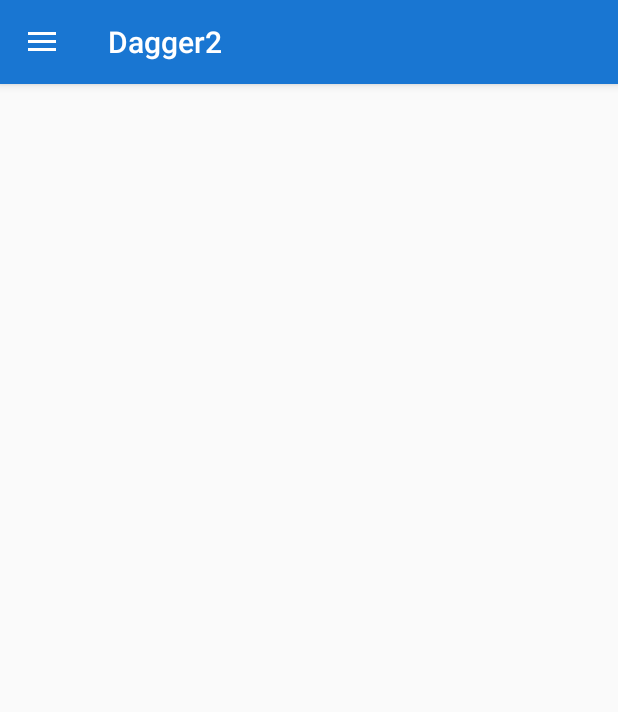
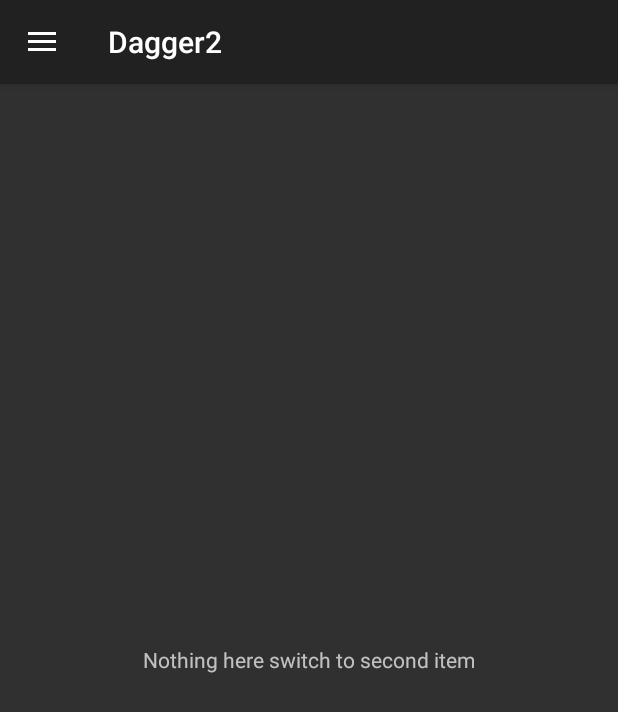
Before and after one commit to nsnikhil/Dagger2, an Android app: the screen it shows after launch (MainActivity), on a phone screen of 412 x 824 dp. Shown: the top 712 px of the screen. Run offline under Robolectric (Android 15) with nearby library versions, the phone set to English and light mode, and no system bars; our stand-ins replace ButterKnife, Dagger/Hilt's generated code.

Commit message:
add new module component and fragment to get shared preferences using di pattern

```diff
--- a/app/src/main/java/com/nrs/nsnik/dagger2/MainActivity.java
+++ b/app/src/main/java/com/nrs/nsnik/dagger2/MainActivity.java
@@ -1,8 +1,6 @@
 package com.nrs.nsnik.dagger2;
 
-import android.os.Build;
 import android.os.Bundle;
-import android.support.annotation.NonNull;
 import android.support.design.widget.NavigationView;
 import android.support.v4.app.Fragment;
 import android.support.v4.app.FragmentTransaction;
@@ -10,16 +8,17 @@ import android.support.v4.widget.DrawerLayout;
 import android.support.v7.app.ActionBarDrawerToggle;
 import android.support.v7.app.AppCompatActivity;
 import android.support.v7.widget.Toolbar;
-import android.view.MenuItem;
 import android.view.View;
 
 import com.nrs.nsnik.dagger2.fragments.FirstFragment;
+import com.nrs.nsnik.dagger2.fragments.SecondFragment;
 
 import butterknife.BindView;
 import butterknife.ButterKnife;
 
 public class MainActivity extends AppCompatActivity {
 
+    private static final String[] FRAGMENT_TAGS = {"First", "Second"};
     @BindView(R.id.mainToolbar)
     Toolbar mMainToolbar;
     @BindView(R.id.mainDrawerLayout)
@@ -30,9 +29,7 @@ public class MainActivity extends AppCompatActivity {
     @Override
     protected void onCreate(Bundle savedInstanceState) {
         super.onCreate(savedInstanceState);
-        if (android.os.Build.VERSION.SDK_INT >= Build.VERSION_CODES.LOLLIPOP) {
         setTheme(R.style.transparentStatusBar);
-        }
         setContentView(R.layout.activity_main);
         ButterKnife.bind(this);
         initialize(savedInstanceState);
@@ -42,8 +39,8 @@ public class MainActivity extends AppCompatActivity {
 
     private void initialize(Bundle savedInstanceState) {
         setSupportActionBar(mMainToolbar);
-        if (savedInstanceState != null) {
-            getSupportFragmentManager().beginTransaction().add(R.id.mainContainer,new FirstFragment()).commit();
+        if (savedInstanceState == null) {
+            getSupportFragmentManager().beginTransaction().add(R.id.mainContainer, new FirstFragment(), FRAGMENT_TAGS[0]).commit();
         }
     }
 
@@ -51,9 +48,6 @@ public class MainActivity extends AppCompatActivity {
     }
 
     private void initializeDrawer() {
-        mDrawerLayout = (DrawerLayout) findViewById(R.id.mainDrawerLayout);
-        mNavigationView = (NavigationView) findViewById(R.id.mainNavigationView);
-        mNavigationView.getMenu().getItem(0).setChecked(true);
         ActionBarDrawerToggle actionBarDrawerToggle = new ActionBarDrawerToggle(this, mDrawerLayout, mMainToolbar, R.string.drawerOpen, R.string.drawerClose) {
             @Override
             public void onDrawerOpened(View drawerView) {
@@ -67,22 +61,27 @@ public class MainActivity extends AppCompatActivity {
         };
         mDrawerLayout.addDrawerListener(actionBarDrawerToggle);
         actionBarDrawerToggle.syncState();
-        mNavigationView.setNavigationItemSelectedListener(new NavigationView.OnNavigationItemSelectedListener() {
-            @Override
-            public boolean onNavigationItemSelected(@NonNull MenuItem item) {
+        mNavigationView.setNavigationItemSelectedListener(item -> {
             mDrawerLayout.closeDrawers();
             switch (item.getItemId()) {
                 case R.id.navItem1:
+                    if (getFragmentManager().findFragmentByTag(FRAGMENT_TAGS[0]) == null) {
+                        replaceFragment(new FirstFragment(), FRAGMENT_TAGS[0]);
+                    }
                     break;
                 case R.id.navItem2:
+                    if (getFragmentManager().findFragmentByTag(FRAGMENT_TAGS[1]) == null) {
+                        replaceFragment(new SecondFragment(), FRAGMENT_TAGS[1]);
+                    }
                     break;
                 case R.id.navItem3:
                     break;
                 case R.id.navItem4:
                     break;
+                case R.id.navItem5:
+                    break;
             }
             return false;
-            }
         });
     }
 
--- a/app/src/main/java/com/nrs/nsnik/dagger2/MyApplication.java
+++ b/app/src/main/java/com/nrs/nsnik/dagger2/MyApplication.java
@@ -2,20 +2,38 @@ package com.nrs.nsnik.dagger2;
 
 import android.app.Application;
 
+import com.nrs.nsnik.dagger2.interfaces.DaggerFirstComponent;
+import com.nrs.nsnik.dagger2.interfaces.DaggerSecondComponent;
 import com.nrs.nsnik.dagger2.interfaces.FirstComponent;
+import com.nrs.nsnik.dagger2.interfaces.SecondComponent;
+import com.nrs.nsnik.dagger2.modules.SharedPrefModule;
 
-import dagger.android.DaggerApplication;
 
 public class MyApplication extends Application {
 
-    FirstComponent component;
+    FirstComponent mFirstComponent;
+    SecondComponent mSecondComponent;
 
     @Override
     public void onCreate() {
         super.onCreate();
         setFirstComponent();
+        setSecondComponent();
     }
 
-    private void setFirstComponent(){
+    private void setFirstComponent() {
+        mFirstComponent = DaggerFirstComponent.builder().build();
+    }
+
+    public FirstComponent getFirstComponent() {
+        return mFirstComponent;
+    }
+
+    public void setSecondComponent() {
+        mSecondComponent = DaggerSecondComponent.builder().sharedPrefModule(new SharedPrefModule(this)).build();
+    }
+
+    public SecondComponent getSecondComponent() {
+        return mSecondComponent;
     }
 }
--- a/app/src/main/java/com/nrs/nsnik/dagger2/fragments/FirstFragment.java
+++ b/app/src/main/java/com/nrs/nsnik/dagger2/fragments/FirstFragment.java
@@ -7,7 +7,10 @@ import android.view.LayoutInflater;
 import android.view.View;
 import android.view.ViewGroup;
 
+import com.nrs.nsnik.dagger2.MyApplication;
 import com.nrs.nsnik.dagger2.R;
+
+import javax.inject.Inject;
 
 import butterknife.ButterKnife;
 import butterknife.Unbinder;
@@ -16,6 +19,14 @@ import butterknife.Unbinder;
 public class FirstFragment extends Fragment {
 
     private Unbinder mUnbinder;
+    @Inject
+    Object mObject;
+
+    @Override
+    public void onCreate(@Nullable Bundle savedInstanceState) {
+        super.onCreate(savedInstanceState);
+        ((MyApplication) getActivity().getApplicationContext()).getFirstComponent().injectInFirstFragment(this);
+    }
 
     @Nullable
     @Override
--- a/app/src/main/java/com/nrs/nsnik/dagger2/interfaces/FirstComponent.java
+++ b/app/src/main/java/com/nrs/nsnik/dagger2/interfaces/FirstComponent.java
@@ -1,10 +1,15 @@
 package com.nrs.nsnik.dagger2.interfaces;
 
+import com.nrs.nsnik.dagger2.fragments.FirstFragment;
 import com.nrs.nsnik.dagger2.modules.FirstModule;
+
+import javax.inject.Singleton;
 
 import dagger.Component;
 
+
+@Singleton
 @Component(modules = FirstModule.class)
 public interface FirstComponent {
-    Object getObject();
+    void injectInFirstFragment(FirstFragment firstFragment);
 }
--- /dev/null
+++ b/app/src/main/java/com/nrs/nsnik/dagger2/interfaces/SecondComponent.java
@@ -0,0 +1,15 @@
+package com.nrs.nsnik.dagger2.interfaces;
+
+import com.nrs.nsnik.dagger2.fragments.SecondFragment;
+import com.nrs.nsnik.dagger2.modules.SharedPrefModule;
+
+import javax.inject.Singleton;
+
+import dagger.Component;
+
+
+@Singleton
+@Component(modules = SharedPrefModule.class)
+public interface SecondComponent {
+    void injectSecondFragment(SecondFragment secondFragment);
+}
--- a/app/src/main/java/com/nrs/nsnik/dagger2/modules/FirstModule.java
+++ b/app/src/main/java/com/nrs/nsnik/dagger2/modules/FirstModule.java
@@ -1,13 +1,17 @@
 package com.nrs.nsnik.dagger2.modules;
+
+import javax.inject.Singleton;
 
 import dagger.Module;
 import dagger.Provides;
 
+
 @Module
 public class FirstModule {
 
+    @Singleton
     @Provides
-    public Object provideObject(){
+    Object provideObject() {
         return new Object();
     }
 
--- /dev/null
+++ b/app/src/main/java/com/nrs/nsnik/dagger2/modules/SharedPrefModule.java
@@ -0,0 +1,28 @@
+package com.nrs.nsnik.dagger2.modules;
+
+import android.content.Context;
+import android.content.SharedPreferences;
+import android.preference.PreferenceManager;
+
+import javax.inject.Singleton;
+
+import dagger.Module;
+import dagger.Provides;
+
+
+@Module
+public class SharedPrefModule {
+
+    private Context mContext;
+
+    public SharedPrefModule(Context context) {
+        mContext = context;
+    }
+
+    @Singleton
+    @Provides
+    SharedPreferences provideSharedPreferences() {
+        return PreferenceManager.getDefaultSharedPreferences(mContext);
+    }
+
+}
--- a/app/src/main/res/layout/first_fragment.xml
+++ b/app/src/main/res/layout/first_fragment.xml
@@ -1,10 +1,10 @@
 <?xml version="1.0" encoding="utf-8"?>
-<LinearLayout xmlns:android="http://schemas.android.com/apk/res/android"
-    android:orientation="vertical" android:layout_width="match_parent"
-    android:layout_height="match_parent">
+<FrameLayout xmlns:android="http://schemas.android.com/apk/res/android"
+    style="@style/matchParent">
 
     <TextView
-        style="@style/stretchedHorizontally"
-        android:text="@string/app_name"/>
+        android:layout_gravity="center"
+        style="@style/wrapContent"
+        android:text="@string/switchFragment" />
 
-</LinearLayout>
+</FrameLayout>
--- a/app/src/main/res/menu/header_items.xml
+++ b/app/src/main/res/menu/header_items.xml
@@ -1,27 +1,29 @@
 <?xml version="1.0" encoding="utf-8"?>
 <menu xmlns:android="http://schemas.android.com/apk/res/android">
-    <item android:title="@string/app_name"
+    <item android:title="@string/navItem1"
         android:id="@+id/navItem1"
         android:checkable="true"
         android:checked="true"
         android:icon="@mipmap/ic_launcher_round"/>
 
-    <item android:title="@string/app_name"
+    <item android:title="@string/navItem2"
         android:id="@+id/navItem2"
         android:checkable="true"
-        android:checked="false"
         android:icon="@mipmap/ic_launcher_round"/>
 
-    <item android:title="@string/app_name"
+    <item android:title="@string/navItem3"
         android:id="@+id/navItem3"
         android:checkable="true"
-        android:checked="false"
         android:icon="@mipmap/ic_launcher_round"/>
 
-    <item android:title="@string/app_name"
+    <item android:title="@string/navItem4"
         android:id="@+id/navItem4"
         android:checkable="true"
-        android:checked="false"
+        android:icon="@mipmap/ic_launcher_round"/>
+
+    <item android:title="@string/navItem5"
+        android:id="@+id/navItem5"
+        android:checkable="true"
         android:icon="@mipmap/ic_launcher_round"/>
 
 </menu>
--- a/app/src/main/res/values-v21/styles.xml
+++ /dev/null
@@ -1,18 +0,0 @@
-<?xml version="1.0" encoding="utf-8"?>
-<resources>
-
-    <style name="transparentStatusBar" parent="AppTheme">
-        <item name="android:statusBarColor">@android:color/transparent</item>
-        <item name="android:windowDrawsSystemBarBackgrounds">true</item>
-    </style>
-
-    <style name="buttonColor" parent="AppTheme">
-        <item name="android:colorButtonNormal">@color/colorAccent</item>
-    </style>
-
-    <style name="toolbar">
-        <item name="android:layout_width">match_parent</item>
-        <item name="android:layout_height">?attr/actionBarSize</item>
-        <item name="android:elevation">@dimen/toolbarElevation</item>
-    </style>
-</resources>
--- a/app/src/main/res/values/colors.xml
+++ b/app/src/main/res/values/colors.xml
@@ -1,8 +1,8 @@
 <?xml version="1.0" encoding="utf-8"?>
 <resources>
-    <color name="colorPrimary">#1976D2</color>
-    <color name="colorPrimaryDark">#0D47A1</color>
-    <color name="colorAccent">#F50057</color>
+    <color name="colorPrimary">#212121</color>
+    <color name="colorPrimaryDark">#000000</color>
+    <color name="colorAccent">#FF1744</color>
     <color name="colorBackground">#F8F8FF</color>
     <color name="white">#FFFFFF</color>
     <color name="black">#000000</color>
--- a/app/src/main/res/values/strings.xml
+++ b/app/src/main/res/values/strings.xml
@@ -4,4 +4,26 @@
     <string name="drawerClose">Close</string>
     <string name="imageDescription">Image</string>
     <string name="imageError">Error</string>
+    <string name="switchFragment">Nothing here switch to second item</string>
+
+    <!--second frag-->
+    <string name="secondEnterText">Enter Text</string>
+    <string name="secondSave">Save</string>
+    <string name="secondPlaceHolder">Place Holder</string>
+    <string name="secondRetrieve">Retrieve</string>
+    <string name="secondError">Can\'t save nothing</string>
+    <!-- -->
+
+    <!-- sharedPrefrenceKeys-->
+    <string name="sPfKeySecondValue">spfSdVl</string>
+    <!-- -->
+
+    <!-- navItems-->
+    <string name="navItem1">Nothing</string>
+    <string name="navItem2">Shared Pref</string>
+    <string name="navItem3">File Storage</string>
+    <string name="navItem4">Sqlite Db</string>
+    <string name="navItem5">Network</string>
+    <!-- -->
+
 </resources>
--- a/app/src/main/res/values/styles.xml
+++ b/app/src/main/res/values/styles.xml
@@ -1,6 +1,6 @@
 <resources>
 
-    <style name="AppTheme" parent="Theme.AppCompat.Light.NoActionBar">
+    <style name="AppTheme" parent="Theme.AppCompat.NoActionBar">
         <item name="colorPrimary">@color/colorPrimary</item>
         <item name="colorPrimaryDark">@color/colorPrimaryDark</item>
         <item name="colorAccent">@color/colorAccent</item>
@@ -40,9 +40,19 @@
     </style>
 
 
+    <style name="transparentStatusBar" parent="AppTheme">
+        <item name="android:statusBarColor">@android:color/transparent</item>
+        <item name="android:windowDrawsSystemBarBackgrounds">true</item>
+    </style>
+
+    <style name="buttonColor" parent="AppTheme">
+        <item name="android:colorButtonNormal">@color/colorAccent</item>
+    </style>
+
     <style name="toolbar">
         <item name="android:layout_width">match_parent</item>
         <item name="android:layout_height">?attr/actionBarSize</item>
+        <item name="android:elevation">@dimen/toolbarElevation</item>
     </style>
 
     <style name="whiteColorCode">
```
Also changed, not shown: app/build.gradle (+23 -9 lines), app/src/main/java/com/nrs/nsnik/dagger2/fragments/SecondFragment.java (added, +81 -0 lines), app/src/main/res/layout/second_fragment.xml (added, +31 -0 lines), build.gradle (+5 -2 lines), gradle.properties (+12 -2 lines), gradle/wrapper/gradle-wrapper.properties. Lines whose indentation alone changed are shown as unchanged.
